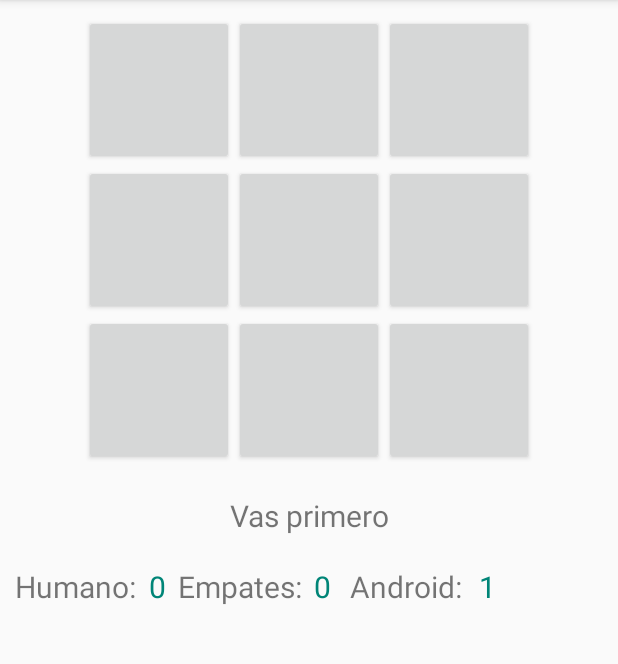
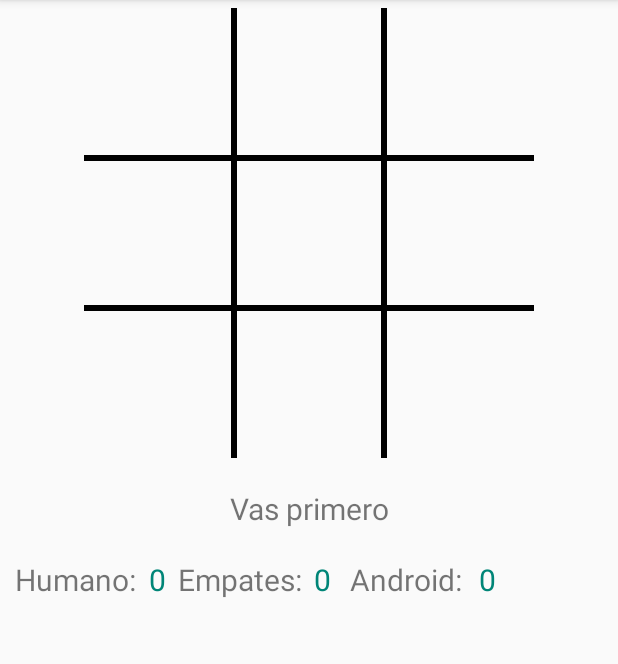
Before and after one commit to joanhalo2/Reto5, an Android app: the screen it shows after launch (AndroidTicTacToeActivity), in the options menu, after a tap on "Nuevo Juego", on a phone screen of 412 x 824 dp, the part 84-748 px from its top. Run offline under Robolectric (Android 15) with nearby library versions, the phone set to English and light mode, and no system bars; 4 statements that could not run were skipped.

Commit message:
Se suben cambios con BoardView

```diff
--- a/app/src/main/java/tictactoe/unal/edu/androidunaltictactoe/AndroidTicTacToeActivity.java
+++ b/app/src/main/java/tictactoe/unal/edu/androidunaltictactoe/AndroidTicTacToeActivity.java
@@ -4,12 +4,16 @@ import android.app.AlertDialog;
 import android.app.Dialog;
 import android.content.DialogInterface;
 import android.graphics.Color;
+import android.media.MediaPlayer;
 import android.net.Uri;
+import android.os.Handler;
 import android.support.v7.app.AppCompatActivity;
 import android.os.Bundle;
+import android.util.Log;
 import android.view.Menu;
 import android.view.MenuInflater;
 import android.view.MenuItem;
+import android.view.MotionEvent;
 import android.view.View;
 import android.widget.Button;
 import android.widget.TextView;
@@ -24,8 +28,17 @@ public class AndroidTicTacToeActivity extends AppCompatActivity {
     // Represents the internal state of the game
     private TicTacToeGame mGame;
 
+    private BoardView mBoardView;
+
+    // Listen for touches on the board
+    private OnTouchListener mTouchListener;
+
     // Buttons making up the board
-    private Button mBoardButtons[];
+    //private Button mBoardButtons[];
+
+    MediaPlayer mHumanMediaPlayer;
+
+    MediaPlayer mComputerMediaPlayer;
 
     // Various text displayed
     private TextView mInfoTextView;
@@ -45,6 +58,8 @@ public class AndroidTicTacToeActivity extends AppCompatActivity {
     static final int DIALOG_QUIT_ID = 1;
 
     private int selected;//-1,0,1,2
+
+    private boolean mGameOver;
     /**
      * ATTENTION: This was auto-generated to implement the App Indexing API.
      * See https://g.co/AppIndexing/AndroidStudio for more information.
@@ -57,6 +72,9 @@ public class AndroidTicTacToeActivity extends AppCompatActivity {
         super.onCreate(savedInstanceState);
         setContentView(R.layout.activity_android_tic_tac_toe);
 
+
+
+        /*
         mBoardButtons = new Button[TicTacToeGame.BOARD_SIZE];
         mBoardButtons[0] = (Button) findViewById(R.id.one);
         mBoardButtons[1] = (Button) findViewById(R.id.two);
@@ -67,6 +85,7 @@ public class AndroidTicTacToeActivity extends AppCompatActivity {
         mBoardButtons[6] = (Button) findViewById(R.id.seven);
         mBoardButtons[7] = (Button) findViewById(R.id.eight);
         mBoardButtons[8] = (Button) findViewById(R.id.nine);
+        */
 
         mInfoTextView = (TextView) findViewById(R.id.information);
 
@@ -80,6 +99,12 @@ public class AndroidTicTacToeActivity extends AppCompatActivity {
         mScoreAndroidTextView = (TextView) findViewById(R.id.scoreComputer);
 
         mGame = new TicTacToeGame();
+        mTouchListener = new OnTouchListener();
+
+        mBoardView = (BoardView) findViewById(R.id.board);
+        mBoardView.setGame(mGame);
+        // Listen for touches on the board
+        mBoardView.setOnTouchListener(mTouchListener);
 
         menuNuevoJuego = getResources().getString(R.string.menu_new_game);
         menuResetScores = getResources().getString(R.string.menu_reset_scores);
@@ -93,17 +118,20 @@ public class AndroidTicTacToeActivity extends AppCompatActivity {
         // See https://g.co/AppIndexing/AndroidStudio for more information.
         client = new GoogleApiClient.Builder(this).addApi(AppIndex.API).build();
         selected = -1;
+        mGameOver = false;
     }
 
     private void startNewGame() {
         mGame.clearBoard();
+        mBoardView.invalidate();
+        mGameOver = false;
 
         // Reset all buttons
-        for (int i = 0; i < mBoardButtons.length; i++) {
+        /*for (int i = 0; i < mBoardButtons.length; i++) {
             mBoardButtons[i].setText("");
             mBoardButtons[i].setEnabled(true);
             mBoardButtons[i].setOnClickListener(new ButtonClickListener(i));
-        }
+        }*/
 
         // Human goes first
         mInfoTextView.setText(R.string.first_human);
@@ -128,12 +156,12 @@ public class AndroidTicTacToeActivity extends AppCompatActivity {
         mScoreAndroidTextView.setText(String.valueOf(androidScore));
     }
 
-    private void disableButtons() {
+    /*private void disableButtons() {
         // Disable all buttons
         for (int i = 0; i < mBoardButtons.length; i++) {
             mBoardButtons[i].setEnabled(false);
         }
-    }
+    }*/
 
     @Override
     public void onStart() {
@@ -176,7 +204,72 @@ public class AndroidTicTacToeActivity extends AppCompatActivity {
     }
 
 
+    private class OnTouchListener implements View.OnTouchListener {
+
+        @Override
+        public boolean onTouch(View v, MotionEvent event) {
+            // Determine which cell was touched
+
+            int col = (int) event.getX() / mBoardView.getBoardCellWidth();
+
+            int row = (int) event.getY() / mBoardView.getBoardCellHeight();
+
+            int pos = row * 3 + col;
+
+            if (!mGameOver && setMove(TicTacToeGame.HUMAN_PLAYER, pos)) {
+                // If no winner yet, let the computer make a move
+                int winner = mGame.checkForWinner();
+                if (winner == 0) {
+
+                    //delay
+                    Handler handler = new Handler();
+                    handler.postDelayed(new Runnable() {
+                        public void run() {
+                            //Log.v(LOG_TAG, "Hello");
+                        }
+
+                    }, 4000);
+
+
+
+                    mInfoTextView.setText(R.string.turn_computer);
+                    int move = mGame.getComputerMove();
+                    setMove(TicTacToeGame.COMPUTER_PLAYER, move);
+                    winner = mGame.checkForWinner();
+                }
+
+                if (winner == 0) {
+                    mInfoTextView.setText(R.string.turn_human);
+                } else {
+
+                    //there is a winner
+                    mGameOver = true;
+                    if (winner == 1) {
+                        mInfoTextView.setText(R.string.result_tie);
+                        tieScore++;
+                    } else if (winner == 2) {
+                        mInfoTextView.setText(R.string.result_human_wins);
+                        humanScore++;
+                    } else if (winner == 3) {
+                        mInfoTextView.setText(R.string.result_computer_wins);
+                        androidScore++;
+                    }
+
+                    //disableButtons();
+                    updateScores();
+
+                }
+
+            }
+            // So we aren';t notified of continued events when finger is moved
+            return false;
+        }
+    }
+
+
+
     // Handles clicks on the game board buttons
+    /*
     private class ButtonClickListener implements View.OnClickListener {
         int location;
 
@@ -221,17 +314,21 @@ public class AndroidTicTacToeActivity extends AppCompatActivity {
         }
 
 
-    }
+    }*/
 
-    private void setMove(char player, int location) {
+    private boolean setMove(char player, int location) {
 
-        mGame.setMove(player, location);
-        mBoardButtons[location].setEnabled(false);
-        mBoardButtons[location].setText(String.valueOf(player));
-        if (player == TicTacToeGame.HUMAN_PLAYER)
-            mBoardButtons[location].setTextColor(Color.rgb(0, 200, 0));
-        else
-            mBoardButtons[location].setTextColor(Color.rgb(200, 0, 0));
+        if (mGame.setMove(player, location)) {
+                if(player == TicTacToeGame.COMPUTER_PLAYER){
+                    mComputerMediaPlayer.start();
+                }else if(player == TicTacToeGame.HUMAN_PLAYER){
+                    mHumanMediaPlayer.start();
+                }
+                mBoardView.invalidate(); // Redraw the board
+                return true;
+        }
+
+        return false;
     }
 
     @Override
@@ -375,4 +472,28 @@ public class AndroidTicTacToeActivity extends AppCompatActivity {
 
         return dialog;
     }
+
+    @Override
+
+    protected void onResume() {
+
+        super.onResume();
+
+        mHumanMediaPlayer = MediaPlayer.create(getApplicationContext(), R.raw.wip_sound);
+
+        mComputerMediaPlayer = MediaPlayer.create(getApplicationContext(), R.raw.kick_sound);
+
+    }
+
+    @Override
+
+    protected void onPause() {
+
+        super.onPause();
+
+        mHumanMediaPlayer.release();
+
+        mComputerMediaPlayer.release();
+
+    }
 }
--- /dev/null
+++ b/app/src/main/java/tictactoe/unal/edu/androidunaltictactoe/BoardView.java
@@ -0,0 +1,185 @@
+package tictactoe.unal.edu.androidunaltictactoe;
+
+import android.content.Context;
+import android.graphics.Bitmap;
+import android.graphics.BitmapFactory;
+import android.graphics.Canvas;
+import android.graphics.Color;
+import android.graphics.Paint;
+import android.graphics.Rect;
+import android.util.AttributeSet;
+import android.view.View;
+
+/**
+ * Created by joan on 27/09/16.
+ */
+public class BoardView extends View {
+
+    // Width of the board grid lines
+
+    public static final int GRID_WIDTH = 6;
+    private Paint mPaint;
+    // Represents the internal state of the game
+    private TicTacToeGame mGame;
+
+    public BoardView(Context context) {
+        super(context);
+        initialize();
+    }
+
+    public BoardView(Context context, AttributeSet attrs, int defStyle) {
+
+        super(context, attrs, defStyle);
+
+        initialize();
+
+    }
+
+    public BoardView(Context context, AttributeSet attrs) {
+
+        super(context, attrs);
+        initialize();
+    }
+
+    private Bitmap mHumanBitmap;
+
+    private Bitmap mComputerBitmap;
+
+    public void initialize() {
+
+        mHumanBitmap = BitmapFactory.decodeResource(getResources(), R.drawable.letter_x);
+
+        mComputerBitmap = BitmapFactory.decodeResource(getResources(), R.drawable.letter_o);
+
+        mPaint = new Paint(Paint.ANTI_ALIAS_FLAG);
+
+        mGame = new TicTacToeGame();
+    }
+
+    @Override
+
+    public void onDraw(Canvas canvas) {
+
+        super.onDraw(canvas);
+
+        // Determine the width and height of the View
+
+        int boardWidth = getWidth();
+
+        int boardHeight = getHeight();
+
+
+        // Make thick, light gray lines
+
+        mPaint.setColor(Color.BLACK);
+
+        mPaint.setStrokeWidth(GRID_WIDTH);
+
+
+        // Draw the two vertical board lines
+
+        int cellWidth = boardWidth / 3;
+
+        canvas.drawLine(cellWidth, 0, cellWidth, boardHeight, mPaint);
+
+        canvas.drawLine(cellWidth * 2, 0, cellWidth * 2, boardHeight, mPaint);
+
+        // Draw the two horizontal board lines
+
+        canvas.drawLine(0, cellWidth,boardWidth , cellWidth, mPaint);
+
+        canvas.drawLine(0, cellWidth *2 ,boardWidth , cellWidth *2, mPaint);
+
+
+        // Draw all the X and O images
+
+        int left = 0;
+        int top = 0;
+        int right = 0;
+        int bottom = 0;
+
+        for (int i = 0; i < TicTacToeGame.BOARD_SIZE; i++) {
+
+            int col = i % 3;
+
+            int row = i / 3;
+
+        // Define the boundaries of a destination rectangle for the image
+            switch (col){
+                case 0:
+                    left = 0;
+                    right = cellWidth;
+                    break;
+                case 1:
+                    left = cellWidth;
+                    right = cellWidth*2;
+                    break;
+                case 2:
+                    left = cellWidth*2;
+                    right = cellWidth*3;
+                    break;
+            }
+
+            switch (row){
+                case 0:
+                    top = 0;
+                    bottom = cellWidth;
+                    break;
+                case 1:
+                    top = cellWidth;
+                    bottom = cellWidth*2;
+                    break;
+                case 2:
+                    top = cellWidth*2;
+                    bottom = cellWidth*3;
+                    break;
+            }
+
+
+
+            if (mGame != null && mGame.getBoardOccupant(i) == TicTacToeGame.HUMAN_PLAYER) {
+
+                canvas.drawBitmap(mHumanBitmap,
+
+                        null, // src
+
+                        new Rect(left, top, right, bottom), // dest
+
+                        null);
+
+            }
+
+            else if (mGame != null && mGame.getBoardOccupant(i) == TicTacToeGame.COMPUTER_PLAYER) {
+
+                canvas.drawBitmap(mComputerBitmap,
+
+                        null, // src
+
+                        new Rect(left, top, right, bottom), // dest
+
+                        null);
+
+            }
+
+        }
+
+    }
+
+    public int getBoardCellWidth() {
+
+        return getWidth() / 3;
+
+    }
+
+    public int getBoardCellHeight() {
+
+        return getHeight() / 3;
+
+    }
+
+    public void setGame(TicTacToeGame game) {
+
+        mGame = game;
+
+    }
+}
--- a/app/src/main/java/tictactoe/unal/edu/androidunaltictactoe/TicTacToeGame.java
+++ b/app/src/main/java/tictactoe/unal/edu/androidunaltictactoe/TicTacToeGame.java
@@ -25,7 +25,7 @@ public class TicTacToeGame {
     private Random mRand;
 
     // The computer&#39;s difficulty levels
-    public enum DifficultyLevel {Easy, Harder, Expert};
+    public enum DifficultyLevel {Easy, Harder, Expert}
 
     // Current difficulty level
     private DifficultyLevel mDifficultyLevel = DifficultyLevel.Expert;
@@ -99,11 +99,14 @@ public class TicTacToeGame {
      * @param player - The HUMAN_PLAYER or COMPUTER_PLAYER
      * @param location - The location (0-8) to place the move
      */
-    public void setMove(char player, int location){
+    public boolean setMove(char player, int location){
 
         if(location < mBoard.length && mBoard[location] == OPEN_SPOT){
             mBoard[location] = player;
+            return true;
         }
+
+        return false;
     }
 
     /** Return the best move for the computer to make. You must call setMove()
@@ -403,4 +406,12 @@ public class TicTacToeGame {
 
         mDifficultyLevel = difficultyLevel;
     }
+
+    public char getBoardOccupant(int index){
+        if(index<=BOARD_SIZE){
+            return mBoard[index];
+        }
+
+        return OPEN_SPOT;
+    }
 }
--- a/app/src/main/res/layout/activity_android_tic_tac_toe.xml
+++ b/app/src/main/res/layout/activity_android_tic_tac_toe.xml
@@ -5,50 +5,16 @@
     android:layout_height="fill_parent"
     android:gravity="center_horizontal" >
 
-    <TableLayout
-        android:id="@+id/play_grid"		 			android:layout_width="fill_parent"
-        android:layout_height="wrap_content"      	android:layout_marginTop="10dp" >
+    <tictactoe.unal.edu.androidunaltictactoe.BoardView
 
-        <TableRow android:gravity="center_horizontal">
-            <Button android:id="@+id/one" 		            android:layout_width="100dp"
-                android:layout_height="100dp"          android:text="1"
-                android:textSize="70dp" />
+        android:id="@+id/board"
 
-            <Button android:id="@+id/two" 		         	  android:layout_width="100dp"
-                android:layout_height="100dp"          android:text="2"
-                android:textSize="70dp" />
+        android:layout_width="300dp"
 
-            <Button android:id="@+id/three" 		            android:layout_width="100dp"
-                android:layout_height="100dp"          android:text="3"
-                android:textSize="70dp" />
-        </TableRow>
-        <TableRow android:gravity="center_horizontal">
-            <Button android:id="@+id/four" 		            android:layout_width="100dp"
-                android:layout_height="100dp"          android:text="4"
-                android:textSize="70dp" />
+        android:layout_height="300dp"
 
-            <Button android:id="@+id/five" 		         	  android:layout_width="100dp"
-                android:layout_height="100dp"          android:text="5"
-                android:textSize="70dp" />
+        android:layout_marginTop="5dp"/>;
 
-            <Button android:id="@+id/six" 		            android:layout_width="100dp"
-                android:layout_height="100dp"          android:text="6"
-                android:textSize="70dp" />
-        </TableRow>
-        <TableRow android:gravity="center_horizontal">
-            <Button android:id="@+id/seven" 		            android:layout_width="100dp"
-                android:layout_height="100dp"          android:text="7"
-                android:textSize="70dp" />
-
-            <Button android:id="@+id/eight" 		         	  android:layout_width="100dp"
-                android:layout_height="100dp"          android:text="8"
-                android:textSize="70dp" />
-
-            <Button android:id="@+id/nine" 		            android:layout_width="100dp"
-                android:layout_height="100dp"          android:text="9"
-                android:textSize="70dp" />
-        </TableRow>
-    </TableLayout>
 
     <TextView android:id="@+id/information"    	           	android:layout_width="fill_parent"
         android:layout_height="wrap_content"    			android:text="info"
--- a/build.gradle
+++ b/build.gradle
@@ -5,7 +5,7 @@ buildscript {
         jcenter()
     }
     dependencies {
-        classpath 'com.android.tools.build:gradle:2.1.3'
+        classpath 'com.android.tools.build:gradle:2.2.0'
 
         // NOTE: Do not place your application dependencies here; they belong
         // in the individual module build.gradle files
```
Also changed, not shown: app/src/main/res/drawable/letter_o.png (added), app/src/main/res/drawable/letter_x.png (added), 2 other files.
